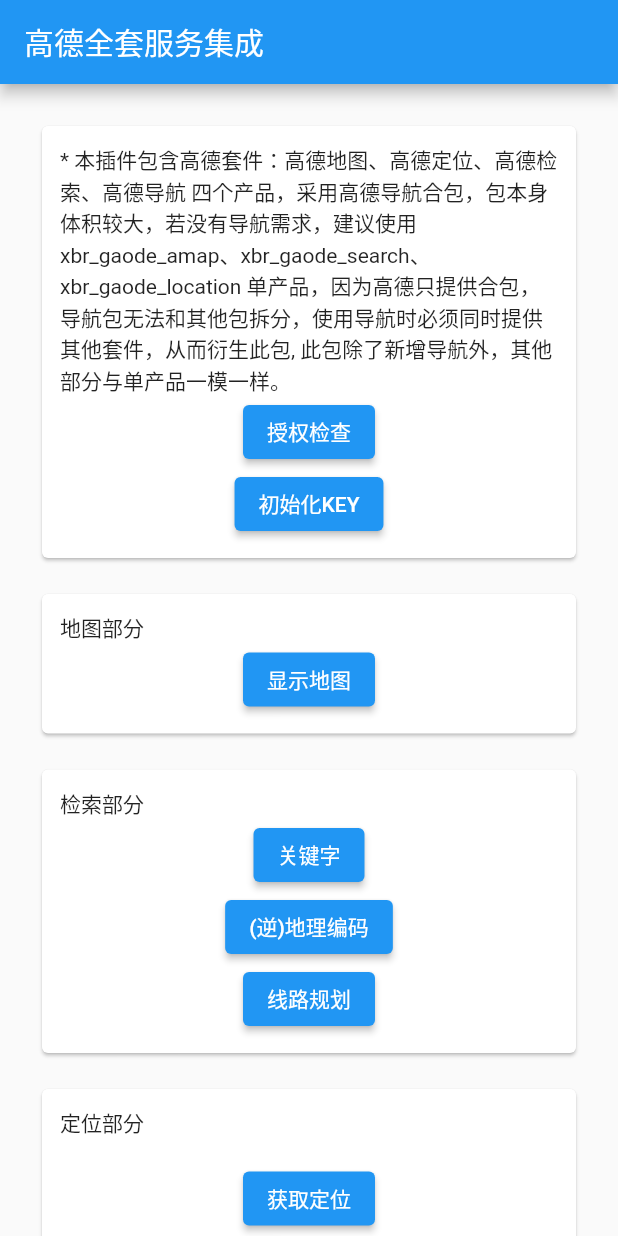
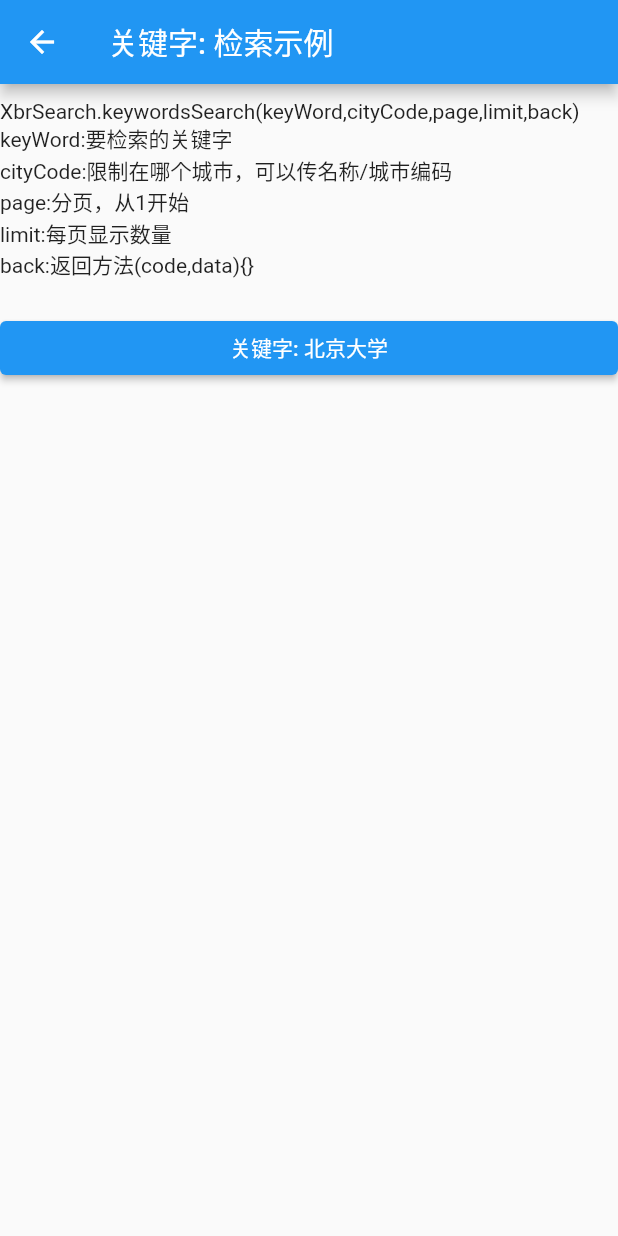
Before and after one commit to yyy522426/xbr_gaode_navi_amap, a Flutter app: the screen it shows after launch, after a tap on "关键字", on a phone screen of 412 x 824 dp. Run offline on Flutter 3.47's test engine with Material 2 defaults, Android fonts, the light colour scheme and no system bars; our stand-ins replace plugin_platform_interface, stream_transform.

Commit message:
no commit message

```diff
--- a/example/lib/main.dart
+++ b/example/lib/main.dart
@@ -3,6 +3,9 @@
 import 'package:xbr_gaode_navi_amap/location/xbr_location_service.dart';
 import 'package:xbr_gaode_navi_amap/navi/xbr_navi.dart';
 import 'package:xbr_gaode_navi_amap/xbr_gaode_navi_amap.dart';
+import 'package:xbr_gaode_navi_amap_example/search2_demo.dart';
+import 'package:xbr_gaode_navi_amap_example/search3_demo.dart';
+import 'package:xbr_gaode_navi_amap_example/search_demo.dart';
 
 import 'map_demo.dart';
 
@@ -33,14 +36,16 @@
   }
 }
 
-class HomePage extends StatefulWidget{
+class HomePage extends StatefulWidget {
   const HomePage({Key? key}) : super(key: key);
+
   @override
   State<HomePage> createState() => _HomePageState();
 }
 
 class _HomePageState extends State<HomePage> {
   String text = "";
+
   @override
   Widget build(BuildContext context) {
     return Scaffold(
@@ -48,28 +53,23 @@
         title: const Text('高德全套服务集成'),
       ),
       body: ListView(
-        padding: const EdgeInsets.all(16),
         children: [
           Card(
-            margin: const EdgeInsets.all(12),
             child: Padding(
               padding: const EdgeInsets.all(12),
               child: Column(
-                children: [
-                  const SizedBox(
+                children: const [
+                  SizedBox(
                     width: double.infinity,
                     child: Text("* 本插件包含高德套件：高德地图、高德定位、高德检索、高德导航 四个产品，采用高德导航合包，包本身体积较大，"
                         "若没有导航需求，建议使用 xbr_gaode_amap、xbr_gaode_search、xbr_gaode_location 单产品，因为高德只提供合包，"
                         "导航包无法和其他包拆分，使用导航时必须同时提供其他套件，从而衍生此包, 此包除了新增导航外，其他部分与单产品一模一样。"),
                   ),
-                  ElevatedButton(child: const Text("授权检查"), onPressed: () {}),
-                  ElevatedButton(child: const Text("初始化KEY"), onPressed: () {}),
                 ],
               ),
             ),
           ),
           Card(
-            margin: const EdgeInsets.all(12),
             child: Padding(
               padding: const EdgeInsets.all(12),
               child: Column(
@@ -78,7 +78,9 @@
                     width: double.infinity,
                     child: Text("地图部分"),
                   ),
-                  ElevatedButton(child: const Text("显示地图"), onPressed: () {
+                  ElevatedButton(
+                      child: const Text("显示地图"),
+                      onPressed: () {
                         Navigator.push(context, MaterialPageRoute(builder: (context) => const MapDemoPage()));
                       })
                 ],
@@ -86,7 +88,6 @@
             ),
           ),
           Card(
-            margin: const EdgeInsets.all(12),
             child: Padding(
               padding: const EdgeInsets.all(12),
               child: Column(
@@ -95,15 +96,30 @@
                     width: double.infinity,
                     child: Text("检索部分"),
                   ),
-                  ElevatedButton(child: const Text("关键字"), onPressed: () {}),
-                  ElevatedButton(child: const Text("(逆)地理编码"), onPressed: () {}),
-                  ElevatedButton(child: const Text("线路规划"), onPressed: () {})
+                  Wrap(
+                    spacing: 5, //主轴上子控件的间距
+                    runSpacing: 5, //交叉轴上子控件之间的间距
+                    children: [
+                      ElevatedButton(
+                          child: const Text("关键字"),
+                          onPressed: () {
+                            Navigator.push(context, MaterialPageRoute(builder: (context) => const SearchDemoPage()));
+                          }),
+                      ElevatedButton(
+                          child: const Text("周边"),
+                          onPressed: () {
+                            Navigator.push(context, MaterialPageRoute(builder: (context) => const Search2DemoPage()));
+                          }),
+                      ElevatedButton(child: const Text("线路规划"), onPressed: () {
+                        Navigator.push(context, MaterialPageRoute(builder: (context) => const Search3DemoPage()));
+                      })
+                    ], //要显示的子控件集合
+                  ),
                 ],
               ),
             ),
           ),
           Card(
-            margin: const EdgeInsets.all(12),
             child: Padding(
               padding: const EdgeInsets.all(12),
               child: Column(
@@ -116,8 +132,14 @@
                     width: double.infinity,
                     child: Text(text),
                   ),
-                  ElevatedButton(child: const Text("获取定位"), onPressed: () {
-                    XbrLocation.instance().execOnceLocation(callback: (locationInfo){
+                  Wrap(
+                    spacing: 5, //主轴上子控件的间距
+                    runSpacing: 5, //交叉轴上子控件之间的间距
+                    children: [
+                      ElevatedButton(
+                          child: const Text("获取定位"),
+                          onPressed: () {
+                            XbrLocation.instance().execOnceLocation(callback: (locationInfo) {
                               setState(() {
                                 text = locationInfo.toJson().toString();
                               });
@@ -125,6 +147,8 @@
                           }),
                       ElevatedButton(child: const Text("实时定位"), onPressed: () {}),
                       ElevatedButton(child: const Text("后台地位（新）"), onPressed: () {}),
+                    ], //要显示的子控件集合
+                  ),
                   const SizedBox(
                     width: double.infinity,
                     child: Text("本插件支持后台保活定位，你可以摒弃高德提供的猎鹰终端SDK（坑特别多且不支持保活），您可以在自己服务端配置好猎鹰服务接口，提供轨迹上传接口，"
@@ -138,7 +162,6 @@
             ),
           ),
           Card(
-            margin: const EdgeInsets.all(12),
             child: Padding(
               padding: const EdgeInsets.all(12),
               child: Column(
@@ -147,13 +170,15 @@
                     width: double.infinity,
                     child: Text("导航部分"),
                   ),
-                  ElevatedButton(child: const Text("开始导航"), onPressed: () {
+                  ElevatedButton(
+                      child: const Text("开始导航"),
+                      onPressed: () {
                         XbrNavi.startNavi(points: [
                           // //为了方便展示,选择了固定的起终点
                           //     self.startPoint = [AMapNaviPoint locationWithLatitude:39.993135 longitude:116.474175];
                           //     self.endPoint   = [AMapNaviPoint locationWithLatitude:39.908791 longitude:116.321257];
-                      const LatLng(39.993135,116.474175),const LatLng(39.908791,116.321257),
-                    ],title: "正在前往：基本上界面所有元素都有对应的资源样式和图片，所以大家只需要按照给定的",subtext: "李欣 | 18744925565",emulator:true);
+                          const LatLng(39.993135, 116.474175), const LatLng(39.908791, 116.321257),
+                        ], title: "正在前往：基本上界面所有元素都有对应的资源样式和图片，所以大家只需要按照给定的", subtext: "李欣 | 18744925565", emulator: true);
                       })
                 ],
               ),
--- /dev/null
+++ b/example/lib/search_demo.dart
@@ -0,0 +1,73 @@
+import 'package:flutter/material.dart';
+import 'package:xbr_gaode_navi_amap/amap/amap_widget.dart';
+import 'package:xbr_gaode_navi_amap/amap/base/amap_flutter_base.dart';
+import 'package:xbr_gaode_navi_amap/amap/map/src/types/camera.dart';
+import 'package:xbr_gaode_navi_amap/amap/map/src/types/ui.dart';
+import 'package:xbr_gaode_navi_amap/search/xbr_search.dart';
+
+class SearchDemoPage extends StatefulWidget {
+  const SearchDemoPage({Key? key}) : super(key: key);
+
+  @override
+  State<SearchDemoPage> createState() => _SearchDemoPageState();
+}
+
+class _SearchDemoPageState extends State<SearchDemoPage> {
+  String result = "";
+
+  @override
+  Widget build(BuildContext context) {
+    return Scaffold(
+      appBar: AppBar(
+        title: const Text("关键字: 检索示例"),
+      ),
+      body: Column(
+        children: [
+          const SizedBox(
+            width: double.infinity,
+            height: 10,
+          ),
+          const SizedBox(
+            width: double.infinity,
+            child: Text("XbrSearch.keywordsSearch(keyWord,cityCode,page,limit,back)\n"
+                "keyWord:要检索的关键字\n"
+                "cityCode:限制在哪个城市，可以传名称/城市编码\n"
+                "page:分页，从1开始\n"
+                "limit:每页显示数量\n"
+                "back:返回方法(code,data){}\n"),
+          ),
+          SizedBox(
+            width: double.infinity,
+            child: ElevatedButton(
+              child: const Text("关键字: 北京大学"),
+              onPressed: () {
+                XbrSearch.keywordsSearch(
+                  keyWord: "北京大学",
+                  back: (code, data) {
+                    setState(() {
+                      result = data.toJson().toString();
+                    });
+                  },
+                );
+              },
+            ),
+          ),
+          const SizedBox(
+            width: double.infinity,
+            height: 30,
+          ),
+          Expanded(
+            child: ListView(
+              children: [
+                SizedBox(
+                  width: double.infinity,
+                  child: Text(result),
+                ),
+              ],
+            ),
+          ),
+        ],
+      ),
+    );
+  }
+}
```
Also changed, not shown: example/lib/search2_demo.dart (added, +84 -0 lines), example/lib/search3_demo.dart (added, +87 -0 lines), 3 other files. Lines whose indentation alone changed are shown as unchanged.
